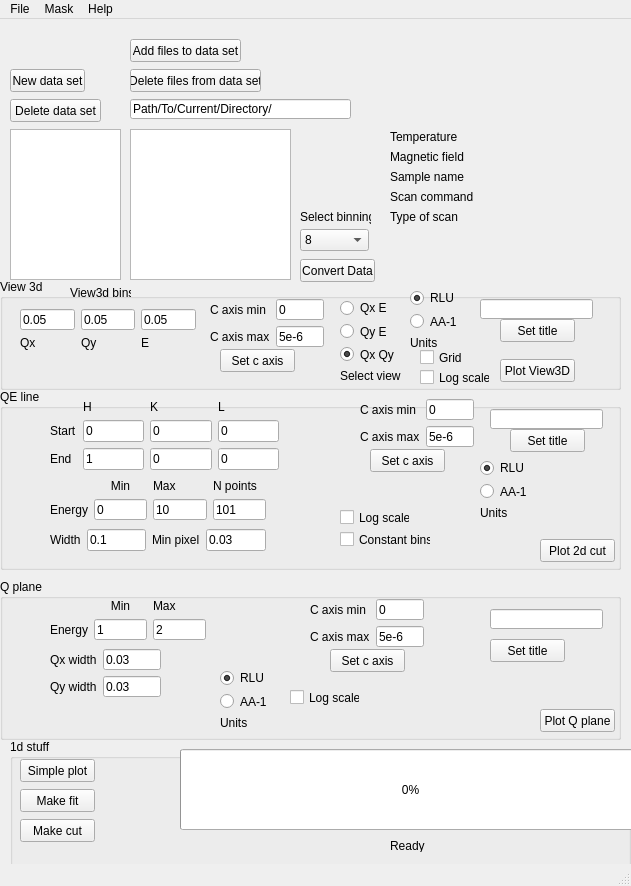
First picture: the form in MJOLNIR_GUI_ui.ui, repository MJOLNIRPackage/MJOLNIR-GUI, before the edit.
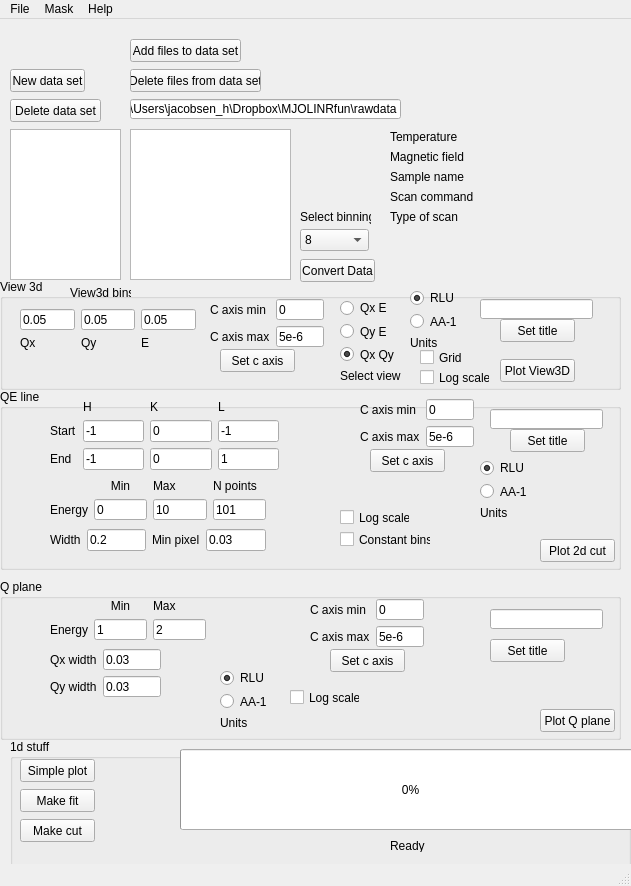
Second picture: the form after the edit.

Commit message: Fixed a few things with QELine

Diff of the .ui file:
```diff
--- a/MJOLNIR_GUI_ui.ui
+++ b/MJOLNIR_GUI_ui.ui
@@ -507,7 +507,7 @@
       <item row="1" column="1">
        <widget class="QLineEdit" name="QELine_HStart_lineEdit">
         <property name="text">
-         <string>0</string>
+         <string>-1</string>
         </property>
        </widget>
       </item>
@@ -521,7 +521,7 @@
       <item row="1" column="3">
        <widget class="QLineEdit" name="QELine_LStart_lineEdit">
         <property name="text">
-         <string>0</string>
+         <string>-1</string>
         </property>
        </widget>
       </item>
@@ -549,7 +549,7 @@
       <item row="3" column="1">
        <widget class="QLineEdit" name="QELine_HEnd_lineEdit">
         <property name="text">
-         <string>1</string>
+         <string>-1</string>
         </property>
        </widget>
       </item>
@@ -563,7 +563,7 @@
       <item row="3" column="3">
        <widget class="QLineEdit" name="QELine_LEnd_lineEdit">
         <property name="text">
-         <string>0</string>
+         <string>1</string>
         </property>
        </widget>
       </item>
@@ -653,7 +653,7 @@
       <item row="0" column="1">
        <widget class="QLineEdit" name="QELine_Width_lineEdit">
         <property name="text">
-         <string>0.1</string>
+         <string>0.2</string>
         </property>
        </widget>
       </item>
@@ -1155,12 +1155,12 @@
      <rect>
       <x>130</x>
       <y>80</y>
-      <width>221</width>
+      <width>271</width>
       <height>20</height>
      </rect>
     </property>
     <property name="text">
-     <string>Path/To/Current/Directory/</string>
+     <string>C:\Users\jacobsen_h\Dropbox\MJOLINRfun\rawdata</string>
     </property>
    </widget>
    <widget class="QListView" name="DataSet_filenames_listView">
```
The commit also changes 2 other files.
